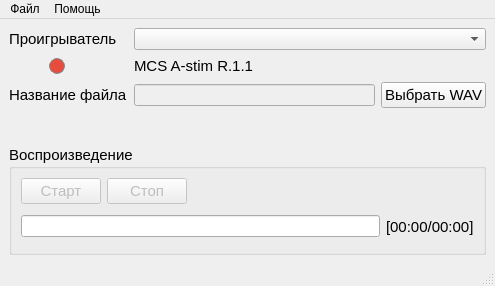
First picture: the form in res/main_window.ui, repository mcsltd/mcs-astim-wav-player, before the edit.
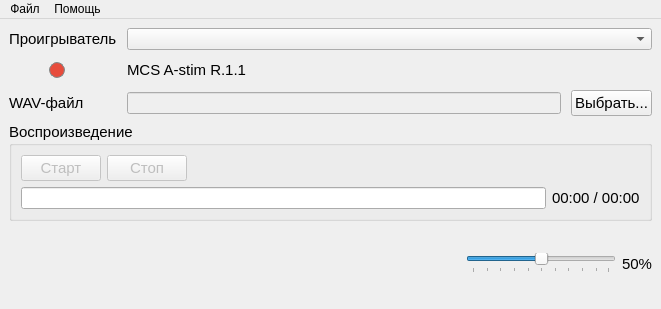
Second picture: the form after the edit. Icons and pictures are not drawn.

Commit message: feat: add ui for setup volume

Patch:
```diff
--- a/res/main_window.ui
+++ b/res/main_window.ui
@@ -6,8 +6,8 @@
    <rect>
     <x>0</x>
     <y>0</y>
-    <width>495</width>
-    <height>286</height>
+    <width>661</width>
+    <height>309</height>
    </rect>
   </property>
   <property name="windowTitle">
@@ -23,6 +23,12 @@
      <layout class="QVBoxLayout" name="verticalLayout">
       <item>
        <layout class="QFormLayout" name="formLayout">
+        <property name="horizontalSpacing">
+         <number>10</number>
+        </property>
+        <property name="verticalSpacing">
+         <number>10</number>
+        </property>
         <item row="0" column="0">
          <widget class="QLabel" name="labelDevicePlayer">
           <property name="font">
@@ -46,7 +52,7 @@
            </font>
           </property>
           <property name="text">
-           <string>Название файла</string>
+           <string>WAV-файл</string>
           </property>
          </widget>
         </item>
@@ -67,7 +73,7 @@
              </font>
             </property>
             <property name="text">
-             <string>Выбрать WAV</string>
+             <string>Выбрать...</string>
             </property>
            </widget>
           </item>
@@ -256,7 +262,7 @@
                 </font>
                </property>
                <property name="text">
-                <string>[00:00/00:00]</string>
+                <string>00:00 / 00:00</string>
                </property>
               </widget>
              </item>
@@ -267,6 +273,126 @@
         </layout>
        </widget>
       </item>
+      <item>
+       <layout class="QHBoxLayout" name="horizontalLayout_5">
+        <item>
+         <spacer name="horizontalSpacer_3">
+          <property name="orientation">
+           <enum>Qt::Orientation::Horizontal</enum>
+          </property>
+          <property name="sizeHint" stdset="0">
+           <size>
+            <width>40</width>
+            <height>20</height>
+           </size>
+          </property>
+         </spacer>
+        </item>
+        <item>
+         <layout class="QHBoxLayout" name="horizontalLayout_6">
+          <item>
+           <widget class="QPushButton" name="pushButtonVolumeReset">
+            <property name="sizePolicy">
+             <sizepolicy hsizetype="Fixed" vsizetype="Fixed">
+              <horstretch>0</horstretch>
+              <verstretch>0</verstretch>
+             </sizepolicy>
+            </property>
+            <property name="maximumSize">
+             <size>
+              <width>30</width>
+              <height>30</height>
+             </size>
+            </property>
+            <property name="toolTip">
+             <string>Нажмите, чтобы установить 50%</string>
+            </property>
+            <property name="styleSheet">
+             <string notr="true">QPushButton {
+    background-color: transparent;
+    border: none;
+}</string>
+            </property>
+            <property name="text">
+             <string/>
+            </property>
+            <property name="icon">
+             <iconset resource="resources.qrc">
+              <normaloff>:/images/volume.png</normaloff>:/images/volume.png</iconset>
+            </property>
+            <property name="iconSize">
+             <size>
+              <width>30</width>
+              <height>30</height>
+             </size>
+            </property>
+           </widget>
+          </item>
+          <item>
+           <widget class="QSlider" name="horizontalSliderVolume">
+            <property name="sizePolicy">
+             <sizepolicy hsizetype="Fixed" vsizetype="Fixed">
+              <horstretch>0</horstretch>
+              <verstretch>0</verstretch>
+             </sizepolicy>
+            </property>
+            <property name="minimumSize">
+             <size>
+              <width>150</width>
+              <height>0</height>
+             </size>
+            </property>
+            <property name="maximumSize">
+             <size>
+              <width>200</width>
+              <height>16777215</height>
+             </size>
+            </property>
+            <property name="value">
+             <number>50</number>
+            </property>
+            <property name="orientation">
+             <enum>Qt::Orientation::Horizontal</enum>
+            </property>
+            <property name="tickPosition">
+             <enum>QSlider::TickPosition::TicksBelow</enum>
+            </property>
+           </widget>
+          </item>
+          <item>
+           <widget class="QLabel" name="labelVolumeValue">
+            <property name="sizePolicy">
+             <sizepolicy hsizetype="Fixed" vsizetype="Preferred">
+              <horstretch>0</horstretch>
+              <verstretch>0</verstretch>
+             </sizepolicy>
+            </property>
+            <property name="minimumSize">
+             <size>
+              <width>30</width>
+              <height>0</height>
+             </size>
+            </property>
+            <property name="maximumSize">
+             <size>
+              <width>30</width>
+              <height>16777215</height>
+             </size>
+            </property>
+            <property name="font">
+             <font>
+              <pointsize>11</pointsize>
+             </font>
+            </property>
+            <property name="text">
+             <string>50%</string>
+            </property>
+           </widget>
+          </item>
+         </layout>
+        </item>
+       </layout>
+      </item>
      </layout>
     </item>
    </layout>
@@ -276,7 +402,7 @@
     <rect>
      <x>0</x>
      <y>0</y>
-     <width>495</width>
+     <width>661</width>
      <height>33</height>
     </rect>
    </property>
@@ -303,7 +429,6 @@
    <addaction name="menuFile"/>
    <addaction name="menu"/>
   </widget>
-  <widget class="QStatusBar" name="statusbar"/>
   <action name="actionExit">
    <property name="text">
     <string>Выход</string>
```
The commit also changes 7 other files.
